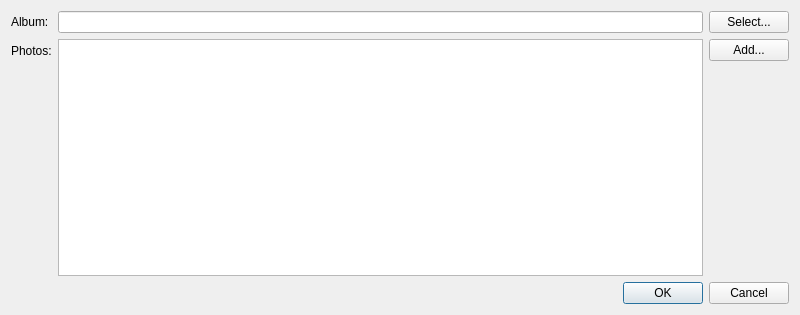
Before: the Qt Designer form src/plugins/blasq/uploadphotosdialog.ui in 0xd34df00d/leechcraft, drawn with Qt 5.
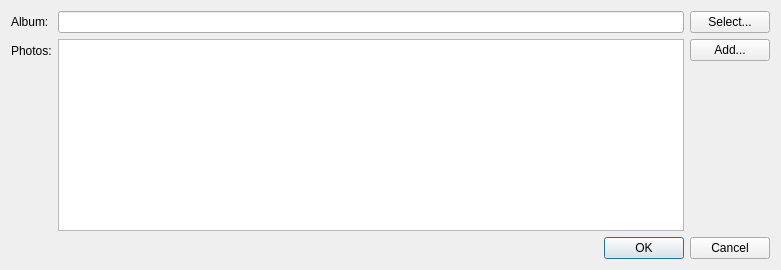
After: the same form once the commit is applied. Icons and pictures are not drawn.

Commit message: [Blasq] UploadPhotosDialog::GetSelected{Collection,Files}().

```diff
--- a/src/plugins/blasq/uploadphotosdialog.ui
+++ b/src/plugins/blasq/uploadphotosdialog.ui
@@ -6,8 +6,8 @@
    <rect>
     <x>0</x>
     <y>0</y>
-    <width>800</width>
-    <height>315</height>
+    <width>781</width>
+    <height>270</height>
    </rect>
   </property>
   <property name="windowTitle">
@@ -24,7 +24,11 @@
    <item row="0" column="1">
     <layout class="QHBoxLayout" name="horizontalLayout">
      <item>
-      <widget class="QLineEdit" name="AlbumName_"/>
+      <widget class="QLineEdit" name="AlbumName_">
+       <property name="readOnly">
+        <bool>true</bool>
+       </property>
+      </widget>
      </item>
      <item>
       <widget class="QPushButton" name="SelectAlbumButton_">
@@ -61,6 +65,9 @@
          <height>96</height>
         </size>
        </property>
+       <property name="viewMode">
+        <enum>QListView::IconMode</enum>
+       </property>
       </widget>
      </item>
      <item>
```
Left out of the diff: 6 changed lines with no effect on the pictures. The commit also changes 2 other files.
